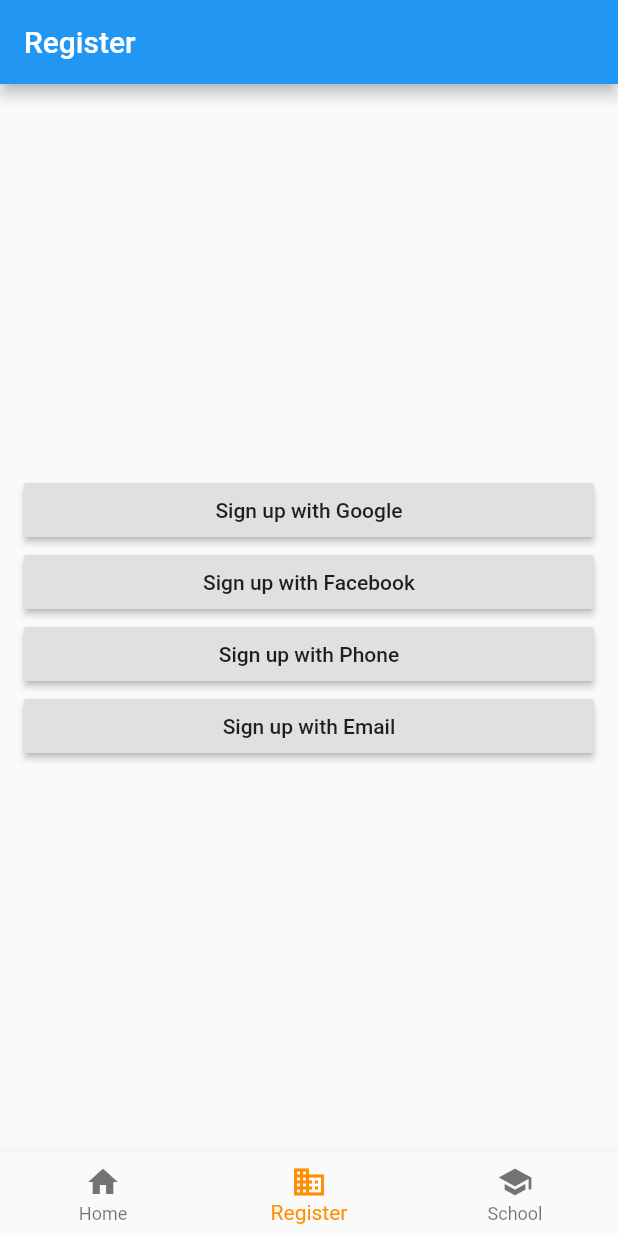
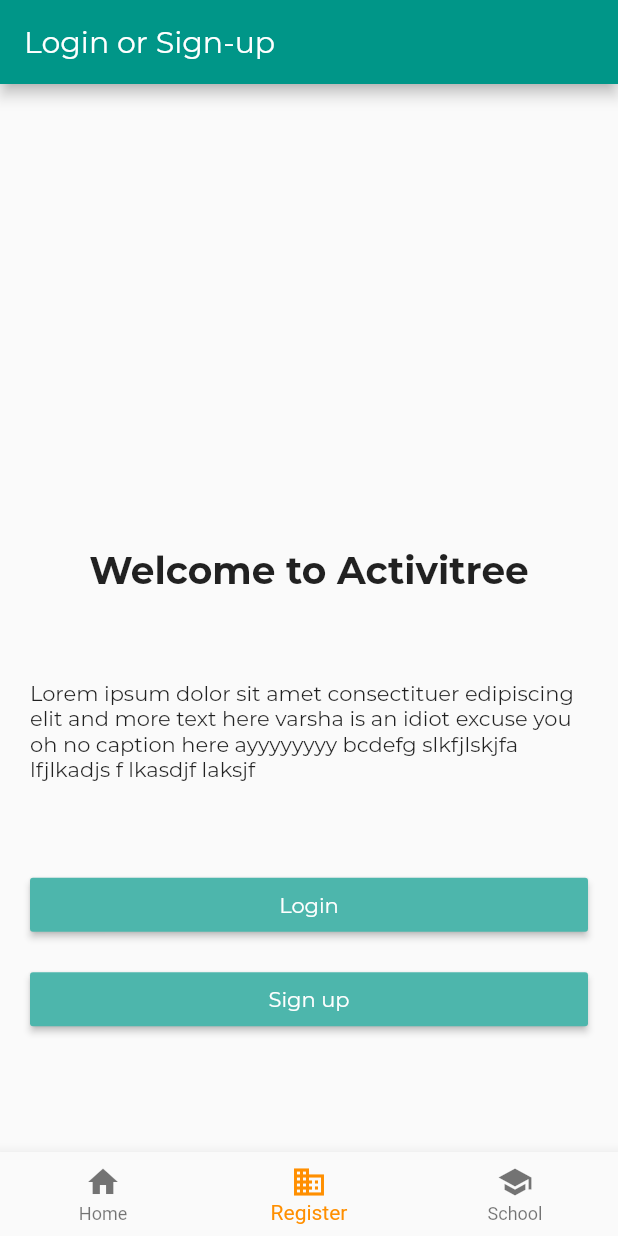
Before and after one commit to mandeepika/ActivitreeFlutter, a Flutter app: the screen it shows after launch, item 2 of the bottom bar chosen, on a phone screen of 412 x 824 dp. Run offline on Flutter 3.47's test engine with Material 2 defaults, Android fonts, the phone set to English and light mode, and no system bars.

Commit message:
welcome page almost done

```diff
--- a/lib/nav.dart
+++ b/lib/nav.dart
@@ -1,5 +1,5 @@
 import 'package:activitree_edu_flutter/home.dart';
-import 'package:activitree_edu_flutter/register.dart';
+import 'package:activitree_edu_flutter/welcome.dart';
 import 'package:flutter/material.dart';
 import 'package:flutter/widgets.dart';
 
@@ -18,7 +18,7 @@ class _NavState extends State<Nav> {
 
   static List<Widget> _widgetOptions = <Widget>[
     MyHomePage(title: 'Flutter Demo Home Page'),
-    RegisterPage(),
+    WelcomePage(),
     Text(
       'Me',
       style: optionStyle,
--- a/lib/welcome.dart
+++ b/lib/welcome.dart
@@ -0,0 +1,69 @@
+import 'package:flutter/material.dart';
+
+// class MyApp extends StatefulWidget {
+//   WelcomePage createState() => WelcomePage();
+// }
+
+class WelcomePage extends StatelessWidget {
+  @override
+  Widget build(BuildContext context) {
+    return MaterialApp(
+      title: 'Login or Sign-up',
+      theme: ThemeData(primarySwatch: Colors.teal, fontFamily: 'Montserrat'),
+      home: Scaffold(
+        appBar: AppBar(
+          title: const Text('Login or Sign-up'),
+        ),
+        body: Container(
+          margin: const EdgeInsets.all(20),
+          child: Column(
+            crossAxisAlignment: CrossAxisAlignment.stretch,
+            mainAxisAlignment: MainAxisAlignment.center,
+            children: <Widget>[
+              Spacer(
+                flex: 5,
+              ),
+              Center(
+                  child: Text(
+                'Welcome to Activitree',
+                style: TextStyle(
+                    fontSize: 25,
+                    fontFamily: 'Montserrat',
+                    fontWeight: FontWeight.bold),
+              )),
+              Spacer(
+                flex: 1,
+              ),
+              Center(
+                  child: Text(
+                      'Lorem ipsum dolor sit amet consectituer edipiscing elit and more text here varsha is an idiot excuse you oh no caption here ayyyyyyyy bcdefg slkfjlskjfa lfjlkadjs f lkasdjf laksjf ')),
+              Spacer(
+                flex: 1,
+              ),
+              RaisedButton(
+                  onPressed: () {
+                    print('login pressed');
+                  },
+                  child: Text('Login',
+                      style: TextStyle(
+                          color: Colors.white, fontFamily: 'Montserrat')),
+                  color: Colors.teal[300]),
+              const SizedBox(height: 15),
+              RaisedButton(
+                  onPressed: () {
+                    print('Sign-up pressed');
+                  },
+                  child: Text('Sign up',
+                      style: TextStyle(
+                          color: Colors.white, fontFamily: 'Montserrat')),
+                  color: Colors.teal[300]),
+              Spacer(
+                flex: 1,
+              ),
+            ],
+          ),
+        ),
+      ),
+    );
+  }
+}
```
Also changed, not shown: pubspec.yaml (+7 -0 lines), fonts/Montserrat-Bold.ttf (added), fonts/Montserrat-Regular.ttf (added), 3 other files.
